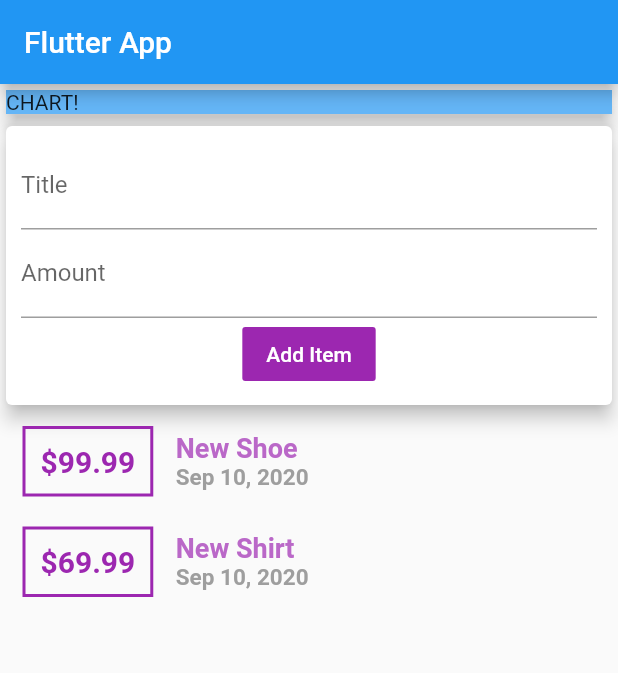
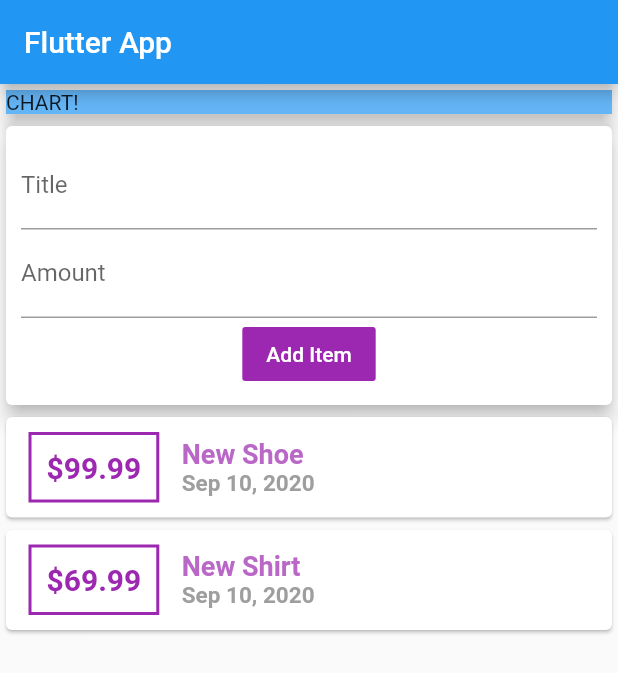
Before and after one commit to Kh-Rakib/Flutter-Dart, a Flutter app: the screen it shows after launch, after a tap on "Add Item", on a phone screen of 412 x 824 dp. Shown: the top 673 px of the screen. Run offline on Flutter 3.47's test engine with Material 2 defaults, Android fonts, the phone set to English and light mode, and no system bars; our stand-ins replace fl_chart.

```diff
--- a/Expense_Planner/lib/widgets/new_transactions.dart
+++ b/Expense_Planner/lib/widgets/new_transactions.dart
@@ -6,6 +6,20 @@ class NewTransaction extends StatelessWidget {
   final amountController = TextEditingController();
 
   NewTransaction(this.addTX);
+
+  void submitData() {
+    final enteredTitle = titleController.text;
+    final enteredAmount = double.parse(amountController.text);
+
+    if (enteredTitle.isEmpty || enteredAmount <= 0) {
+      return;
+    }
+
+    addTX(
+      enteredTitle,
+      enteredAmount,
+    );
+  }
 
   @override
   Widget build(BuildContext context) {
@@ -18,22 +32,22 @@ class NewTransaction extends StatelessWidget {
             TextField(
               decoration: InputDecoration(labelText: 'Title'),
               controller: titleController,
+              onSubmitted: (_) => submitData(),
             ),
             TextField(
               decoration: InputDecoration(labelText: 'Amount'),
               controller: amountController,
+              keyboardType: TextInputType.number,
+              onSubmitted: (_) =>
+                  submitData(), //(_) Will accept it buy will not use.
             ),
             FlatButton(
               child: Text('Add Item'),
               textColor: Colors.white,
               color: Colors.purple,
-              onPressed: () {
-                addTX(
-                  titleController.text,
-                  double.parse(amountController.text), //parse a string into a double
-                );
-              },
-            ),
+              onPressed:
+                  submitData, //double.parse() parse a string into a double
+            )
           ],
         ),
       ),
--- a/Expense_Planner/lib/widgets/transaction_list.dart
+++ b/Expense_Planner/lib/widgets/transaction_list.dart
@@ -1,4 +1,3 @@
-
 import '../models/transaction.dart';
 import 'package:flutter/material.dart';
 import 'package:intl/intl.dart';
@@ -12,10 +11,10 @@ class TransactionList extends StatelessWidget {
   Widget build(BuildContext context) {
     return Container(
       height: 350,
-      child: SingleChildScrollView(
-              child: Column(
-                children: transaction.map((tx) {
-                  return Row(
+      child: ListView.builder(
+        itemBuilder: (ctx, index) {
+          return Card(
+              child: Row(
             children: <Widget>[
               Container(
                 margin: EdgeInsets.symmetric(
@@ -30,7 +29,7 @@ class TransactionList extends StatelessWidget {
                 ),
                 padding: EdgeInsets.all(10),
                 child: Text(
-                          '\$${tx.amount}', //string interpolation
+                  '\$${transaction[index].amount.toStringAsFixed(2)}', //string interpolation
                   style: TextStyle(
                     fontWeight: FontWeight.bold,
                     fontSize: 20,
@@ -42,7 +41,7 @@ class TransactionList extends StatelessWidget {
                 crossAxisAlignment: CrossAxisAlignment.start,
                 children: <Widget>[
                   Text(
-                            tx.title,
+                    transaction[index].title,
                     style: TextStyle(
                       fontWeight: FontWeight.bold,
                       fontSize: 18,
@@ -50,7 +49,7 @@ class TransactionList extends StatelessWidget {
                     ),
                   ),
                   Text(
-                            DateFormat.yMMMd().format(tx.date),
+                    DateFormat.yMMMd().format(transaction[index].date),
                     style: TextStyle(
                       fontWeight: FontWeight.w600,
                       fontSize: 15,
@@ -60,9 +59,9 @@ class TransactionList extends StatelessWidget {
                 ],
               ),
             ],
-                  );
-                }).toList(),
-              ),
+          ));
+        },
+        itemCount: transaction.length,
       ),
     );
   }
```
Lines whose indentation alone changed are shown as unchanged.
